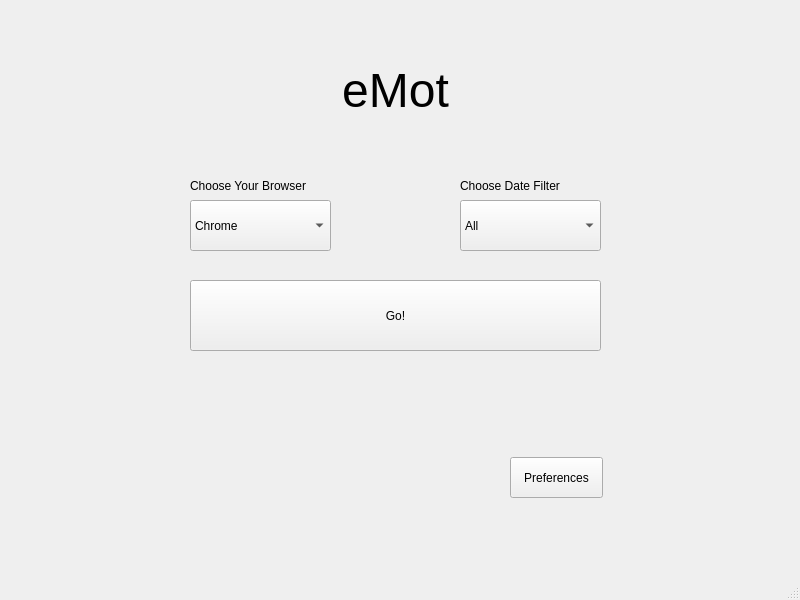
The window that src/emotQT.ui (gerardpslowey/eMot) describes before a commit, drawn with Qt 5.
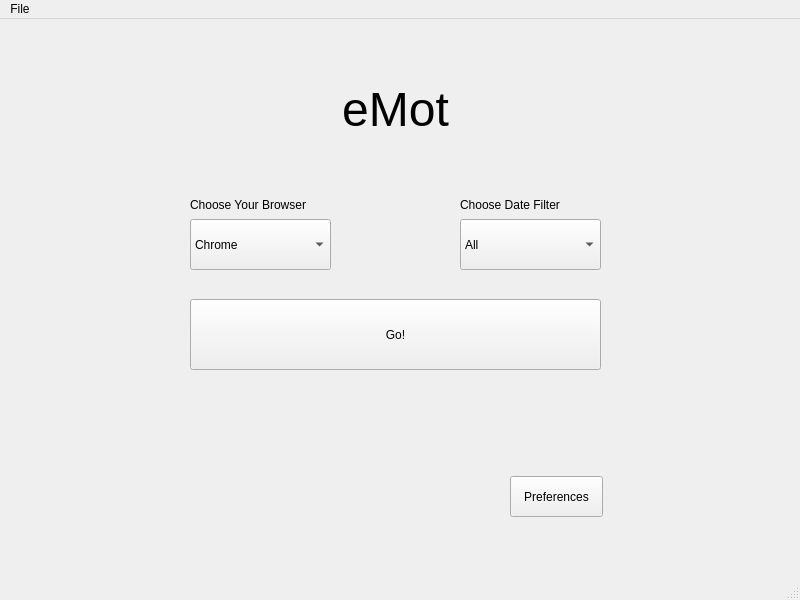
The same window after the commit.

Diff of the .ui file:
```diff
--- a/src/emotQT.ui
+++ b/src/emotQT.ui
@@ -186,6 +186,13 @@
      <height>26</height>
     </rect>
    </property>
+   <widget class="QMenu" name="menuNew">
+    <property name="title">
+     <string>File</string>
+    </property>
+    <addaction name="actionNew"/>
+   </widget>
+   <addaction name="menuNew"/>
   </widget>
   <widget class="QStatusBar" name="statusbar"/>
  </widget>
```
Left out of the diff: 9 changed lines with no effect on the pictures.
